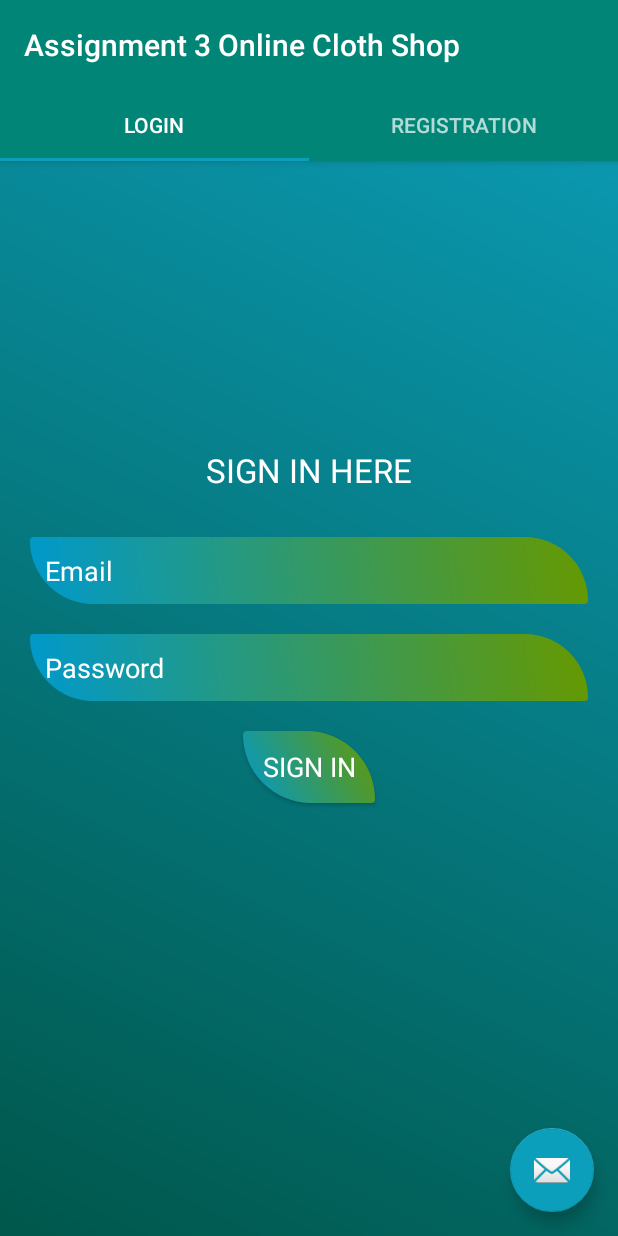
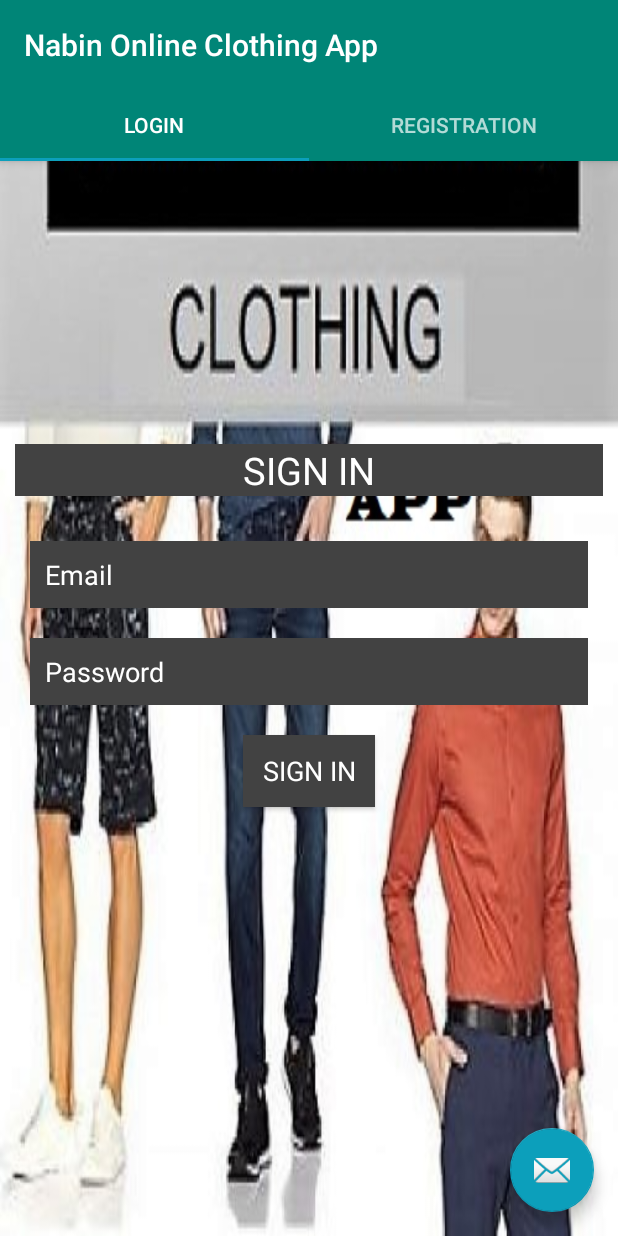
Before and after one commit to inabin77/Assignment-3, an Android app: the screen it shows after launch (MainActivity), on a phone screen of 412 x 824 dp. Run offline under Robolectric (Android 15) with nearby library versions, the phone set to English and light mode, and no system bars; libraries missing offline, so code that uses them is left out: android.arch.core; 1 statement that could not run was skipped.

Commit message:
First Commit

```diff
--- a/app/build.gradle
+++ b/app/build.gradle
@@ -36,4 +36,5 @@ dependencies {
 
     androidTestImplementation 'com.android.support.test:runner:1.0.2'
     androidTestImplementation 'com.android.support.test.espresso:espresso-core:3.0.2'
+    implementation 'com.google.android.gms:play-services-maps:16.1.0'
 }
--- a/app/src/main/java/com/example/assignment3onlineclothshop/ui/main/Dashboard.java
+++ b/app/src/main/java/com/example/assignment3onlineclothshop/ui/main/Dashboard.java
@@ -17,7 +17,7 @@ public class Dashboard extends AppCompatActivity {
         super.onCreate(savedInstanceState);
         setContentView(R.layout.activity_dashboard);
 
-        addItem = findViewById(R.id.btnAdd);
+        addItem = findViewById(R.id.btnAddItem);
         showItems = findViewById(R.id.btnShowItems);
 
 
--- a/app/src/main/res/layout/fragment_main.xml
+++ b/app/src/main/res/layout/fragment_main.xml
@@ -4,7 +4,7 @@ xmlns:app="http://schemas.android.com/apk/res-auto"
 xmlns:tools="http://schemas.android.com/tools"
 android:layout_width="match_parent"
 android:layout_height="match_parent"
-android:background="@drawable/backdesign"
+android:background="@drawable/nbclothing"
 tools:context="ui.main.LoginFragment"
 android:padding="10dp"
 android:gravity="center"
@@ -21,7 +21,10 @@ android:orientation="vertical">
             android:layout_marginTop="20dp"
             android:layout_width="match_parent"
             android:layout_height="wrap_content"
-            android:text="SIGN IN HERE"
+            android:background="@color/cardview_dark_background"
+            android:text="SIGN IN"
+
+            android:textSize="25dp"
             android:gravity="center"
             android:layout_marginBottom="20dp"
             android:textAppearance="@style/Base.TextAppearance.AppCompat.Large"
@@ -35,7 +38,7 @@ android:orientation="vertical">
             android:layout_margin="10dp"
             android:hint="Email"
             android:inputType="textEmailAddress"
-            android:background="@drawable/buttondesign"
+            android:background="@color/cardview_dark_background"
             android:padding="10dp"
             android:textColorHint="@android:color/white"
             android:textColor="@android:color/white"
@@ -46,7 +49,7 @@ android:orientation="vertical">
             android:layout_width="match_parent"
             android:layout_height="wrap_content"
             android:layout_margin="10dp"
-            android:background="@drawable/buttondesign"
+            android:background="@color/cardview_dark_background"
             android:padding="10dp"
             android:hint="Password"
             android:inputType="textPassword"
@@ -59,7 +62,7 @@ android:orientation="vertical">
             android:layout_height="wrap_content"
             android:layout_margin="10dp"
             android:layout_gravity="center"
-            android:background="@drawable/buttondesign"
+            android:background="@color/cardview_dark_background"
             android:textColor="@android:color/white"
             android:text="SIGN IN"
             android:id="@+id/btnSignin"
--- a/app/src/main/res/values/strings.xml
+++ b/app/src/main/res/values/strings.xml
@@ -1,5 +1,5 @@
 <resources>
-    <string name="app_name">Assignment 3 Online Cloth Shop</string>
+    <string name="app_name">Nabin Online Clothing App</string>
     <string name="tab_text_1">LOGIN</string>
     <string name="tab_text_2">REGISTRATION</string>
 
```
Also changed, not shown: app/src/main/java/com/example/assignment3onlineclothshop/ui/main/RegistrationFragment.java (+6 -3 lines), app/src/main/res/layout/activity_dashboard.xml (+5 -4 lines), app/src/main/res/layout/fragment_registration.xml (+7 -5 lines), app/src/main/res/drawable/nbclothing.jpg (added).
